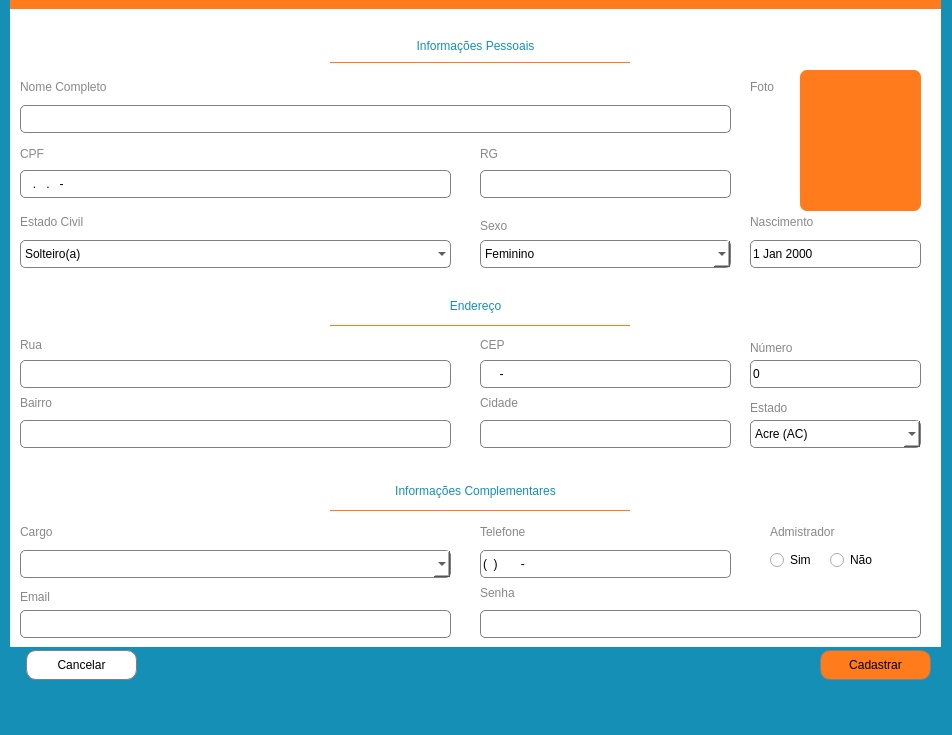
Above: pyschool/interface/cadastroServidor.ui from IanLuan/PySchool before the change. Below: the same form after it.
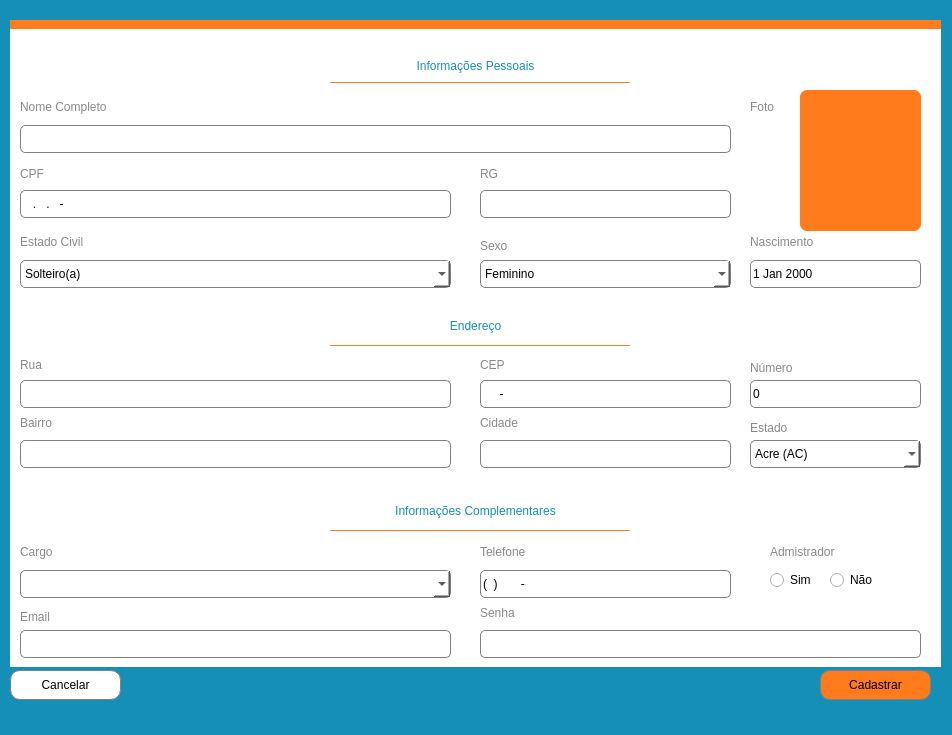
That is the form after the change. Icons and pictures are not drawn.

Diff of the .ui file:
```diff
--- a/pyschool/interface/cadastroServidor.ui
+++ b/pyschool/interface/cadastroServidor.ui
@@ -51,7 +51,7 @@
     <property name="geometry">
      <rect>
       <x>820</x>
-      <y>650</y>
+      <y>670</y>
       <width>111</width>
       <height>30</height>
      </rect>
@@ -83,8 +83,8 @@
    <widget class="QPushButton" name="btnCancelar">
     <property name="geometry">
      <rect>
-      <x>26</x>
-      <y>650</y>
+      <x>10</x>
+      <y>670</y>
       <width>111</width>
       <height>30</height>
      </rect>
@@ -113,7 +113,7 @@
     <property name="geometry">
      <rect>
       <x>10</x>
-      <y>0</y>
+      <y>20</y>
       <width>931</width>
       <height>647</height>
      </rect>
@@ -280,7 +280,7 @@
        <string notr="true">border: 1px solid grey;
 border-radius: 5px;
 font: 9pt &quot;Leelawadee UI Semilight&quot;;
-background-color: rgba(255, 255, 255, 0);</string>
+background-color: rgb(255, 255, 255);</string>
       </property>
       <property name="currentIndex">
        <number>0</number>
```
Left out of the diff: 3 changed lines with no effect on the pictures.
